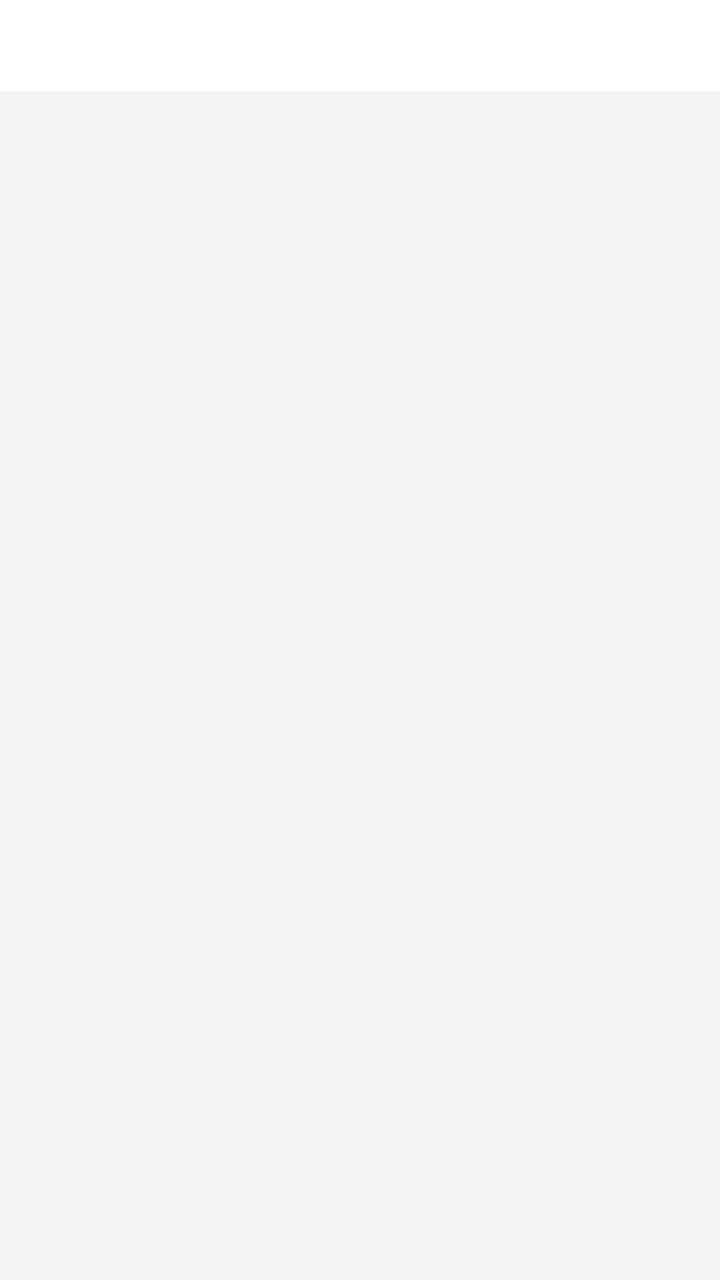
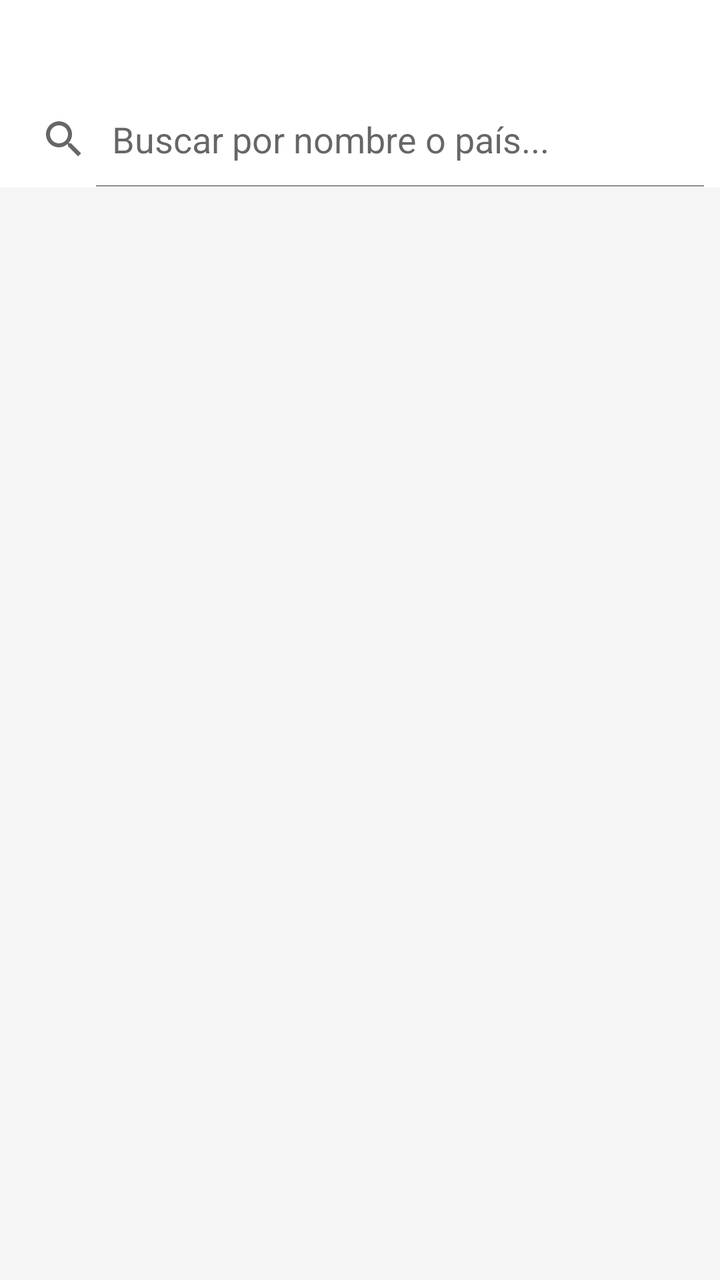

An Android layout rendered at two revisions. The XML below is the earlier revision; the diff shows what the commit changed to produce the second picture.
<!-- AndroidManifest.xml: application theme Theme.AppCompat.Light.NoActionBar -->
<!-- res/layout/fragment_laminas.xml -->
<?xml version="1.0" encoding="utf-8"?>
<LinearLayout
    xmlns:android="http://schemas.android.com/apk/res/android"
    android:layout_width="match_parent"
    android:layout_height="match_parent"
    android:orientation="vertical"
    android:background="#F5F5F5">

    <TextView
        android:id="@+id/tvTitulo"
        android:layout_width="match_parent"
        android:layout_height="wrap_content"
        android:padding="12dp"
        android:textSize="16sp"
        android:textStyle="bold"
        android:textColor="@color/verde_panini"
        android:background="@android:color/white"/>

    <TextView
        android:id="@+id/tvVacia"
        android:layout_width="match_parent"
        android:layout_height="wrap_content"
        android:padding="24dp"
        android:gravity="center"
        android:textSize="16sp"
        android:textColor="#888"
        android:visibility="gone"/>

    <androidx.recyclerview.widget.RecyclerView
        android:id="@+id/recyclerView"
        android:layout_width="match_parent"
        android:layout_height="match_parent"
        android:padding="8dp"
        android:clipToPadding="false"/>

</LinearLayout>
<!-- resources referenced by this layout -->
<resources>
  <color name="verde_panini">#1B5E20</color>
</resources>

<!-- the commit's change to res/layout/fragment_laminas.xml (unified diff, before → after) -->
@@ -15,6 +15,14 @@
         android:textStyle="bold"
         android:textColor="@color/verde_panini"
         android:background="@android:color/white"/>
+
+    <SearchView
+        android:id="@+id/searchView"
+        android:layout_width="match_parent"
+        android:layout_height="wrap_content"
+        android:background="@android:color/white"
+        android:queryHint="Buscar por nombre o país..."
+        android:iconifiedByDefault="false"/>
 
     <TextView
         android:id="@+id/tvVacia"
